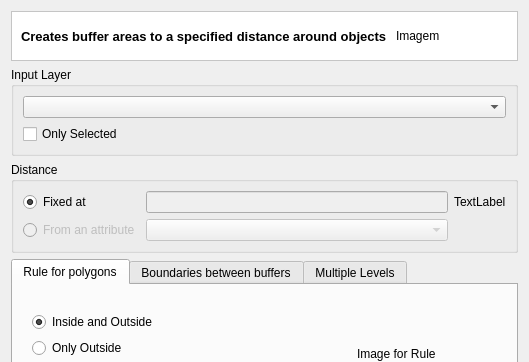
First picture: the form in src/terralib/vp/qt/ui/BufferDialogForm.ui, repository claudiobogossian/terralib5, before the edit; both pictures show x 0 to 529 and y 0 to 362 of the 529 by 588 pixel window.
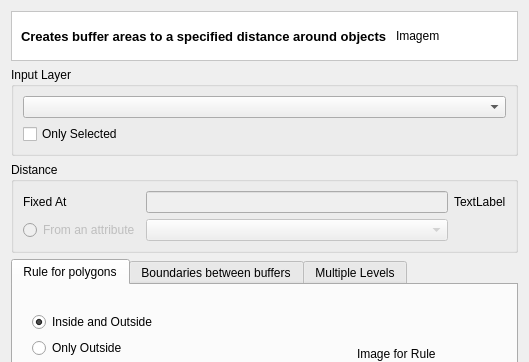
Second picture: the form after the edit. Custom widgets are drawn as their Qt base class.

Commit message: Fix layout of buffer dialog.

```diff
--- a/src/terralib/vp/qt/ui/BufferDialogForm.ui
+++ b/src/terralib/vp/qt/ui/BufferDialogForm.ui
@@ -104,16 +104,6 @@
         <string>Distance</string>
        </property>
        <layout class="QGridLayout" name="gridLayout_5">
-        <item row="0" column="0">
-         <widget class="QRadioButton" name="m_fixedRadioButton">
-          <property name="text">
-           <string>Fixed at</string>
-          </property>
-          <property name="checked">
-           <bool>true</bool>
-          </property>
-         </widget>
-        </item>
         <item row="0" column="1">
          <widget class="QLineEdit" name="m_fixedDistanceLineEdit">
           <property name="enabled">
@@ -154,6 +144,13 @@
           </property>
          </widget>
         </item>
+        <item row="0" column="0">
+         <widget class="QLabel" name="m_fixedAtLabel">
+          <property name="text">
+           <string>Fixed At</string>
+          </property>
+         </widget>
+        </item>
        </layout>
       </widget>
      </item>
```
Left out of the diff: 4 changed lines with no effect on the pictures. The commit also changes 3 other files.
